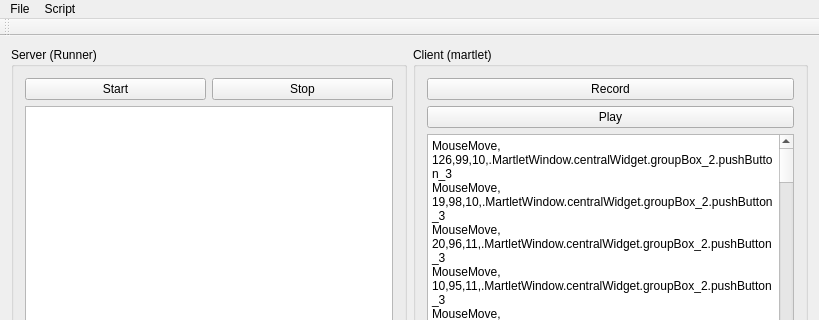
This is martlet/MartletWindow.ui in sashao/martlet as Qt 5 draws it before an edit; both pictures show x 0 to 819 and y 0 to 320 of the 819 by 558 pixel window. The edited form follows.
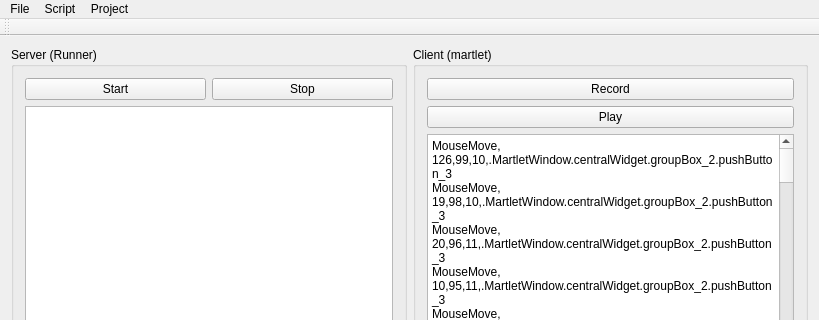
This is the edited form.

Commit message: Added MartexProject class for project settings management. Implmented new project creation.

```diff
--- a/martlet/MartletWindow.ui
+++ b/martlet/MartletWindow.ui
@@ -440,7 +440,7 @@
      <x>0</x>
      <y>0</y>
      <width>819</width>
-     <height>26</height>
+     <height>25</height>
     </rect>
    </property>
    <widget class="QMenu" name="menuFile">
@@ -456,8 +456,19 @@
      <string>Script</string>
     </property>
    </widget>
+   <widget class="QMenu" name="menuProject">
+    <property name="title">
+     <string>Project</string>
+    </property>
+    <addaction name="actionNew"/>
+    <addaction name="actionLoad"/>
+    <addaction name="separator"/>
+    <addaction name="actionSave_2"/>
+    <addaction name="actionSave_As"/>
+   </widget>
    <addaction name="menuFile"/>
    <addaction name="menuSript"/>
+   <addaction name="menuProject"/>
   </widget>
   <widget class="QToolBar" name="mainToolBar">
    <attribute name="toolBarArea">
```
Left out of the diff: 20 changed lines with no effect on the pictures. The commit also changes 12 other files.
